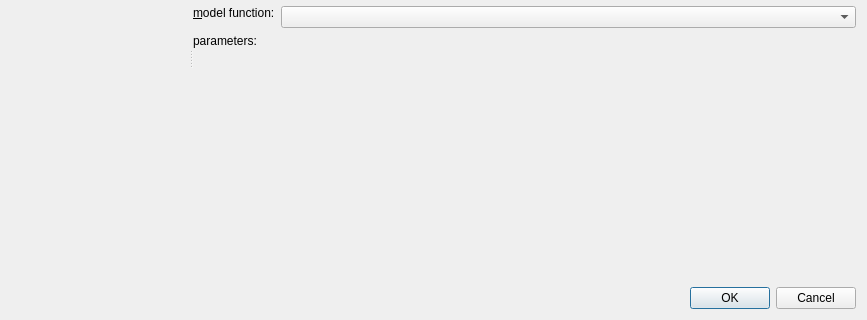
First picture: the form in plugins/fcs/qfrdrfcsfitfunctionsimulator.ui, repository jkriege2/QuickFit3, before the edit; both pictures show x 0 to 867 and y 177 to 497 of the 867 by 497 pixel window.
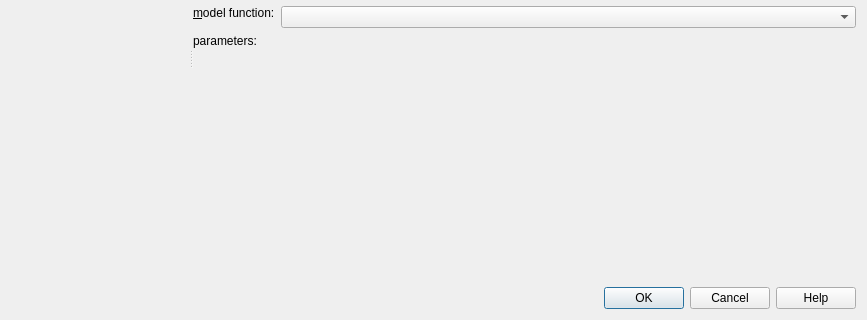
Second picture: the form after the edit. Icons and pictures are not drawn. Custom widgets are drawn as their Qt base class.

Commit message: QuickFit3: improved about-box with OS information and more detailed QF version. added License tab. QuickFit3/fcs_fit_models: added model with diffusion coefficient as parameter (not tauD) QuickFit3/fcs: simulator got a Help button and is now a floating (non-modal) window.

The edit to the form file:
```diff
--- a/plugins/fcs/qfrdrfcsfitfunctionsimulator.ui
+++ b/plugins/fcs/qfrdrfcsfitfunctionsimulator.ui
@@ -371,7 +371,7 @@
       <enum>Qt::Horizontal</enum>
      </property>
      <property name="standardButtons">
-      <set>QDialogButtonBox::Cancel|QDialogButtonBox::Ok</set>
+      <set>QDialogButtonBox::Cancel|QDialogButtonBox::Help|QDialogButtonBox::Ok</set>
      </property>
     </widget>
    </item>
```
Left out of the diff: 27 changed lines with no effect on the pictures. The commit also changes 14 other files.
